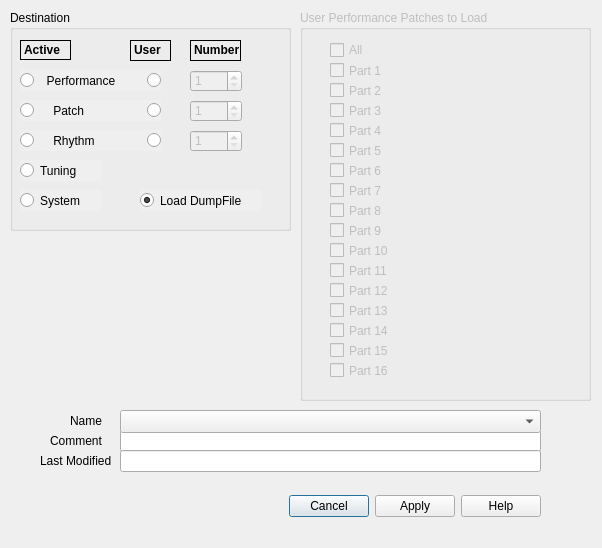
Old version of the form load_dialog/Load_Dialog.ui in the repository RoberNoTson/JV1080lib.
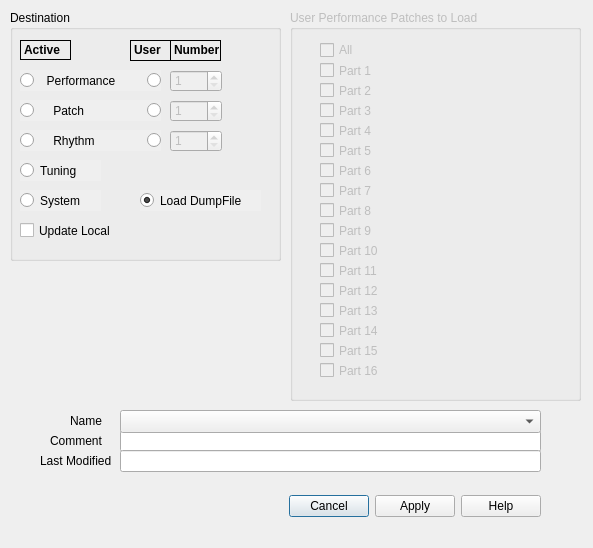
New version of the form.

Commit message: Load_Dialog selection criteria

Patch:
```diff
--- a/load_dialog/Load_Dialog.ui
+++ b/load_dialog/Load_Dialog.ui
@@ -9,7 +9,7 @@
    <rect>
     <x>0</x>
     <y>0</y>
-    <width>602</width>
+    <width>593</width>
     <height>548</height>
    </rect>
   </property>
@@ -95,8 +95,8 @@
     <rect>
      <x>10</x>
      <y>10</y>
-     <width>281</width>
-     <height>221</height>
+     <width>271</width>
+     <height>251</height>
     </rect>
    </property>
    <property name="title">
@@ -326,7 +326,7 @@
     </property>
     <property name="geometry">
      <rect>
-      <x>180</x>
+      <x>160</x>
       <y>90</y>
       <width>52</width>
       <height>22</height>
@@ -345,7 +345,7 @@
    <widget class="QLabel" name="label_6">
     <property name="geometry">
      <rect>
-      <x>180</x>
+      <x>160</x>
       <y>30</y>
       <width>51</width>
       <height>21</height>
@@ -373,7 +373,7 @@
     </property>
     <property name="geometry">
      <rect>
-      <x>180</x>
+      <x>160</x>
       <y>60</y>
       <width>52</width>
       <height>22</height>
@@ -395,7 +395,7 @@
     </property>
     <property name="geometry">
      <rect>
-      <x>180</x>
+      <x>160</x>
       <y>120</y>
       <width>52</width>
       <height>22</height>
@@ -411,6 +411,19 @@
      <number>2</number>
     </property>
    </widget>
+   <widget class="QCheckBox" name="Load_UpdateLocal_select">
+    <property name="geometry">
+     <rect>
+      <x>10</x>
+      <y>210</y>
+      <width>111</width>
+      <height>21</height>
+     </rect>
+    </property>
+    <property name="text">
+     <string>Update Local</string>
+    </property>
+   </widget>
   </widget>
   <widget class="QLabel" name="label_5">
    <property name="geometry">
@@ -441,7 +454,7 @@
    </property>
    <property name="geometry">
     <rect>
-     <x>300</x>
+     <x>290</x>
      <y>10</y>
      <width>291</width>
      <height>391</height>
```
Left out of the diff: 77 changed lines with no effect on the pictures. The commit also changes 5 other files.
